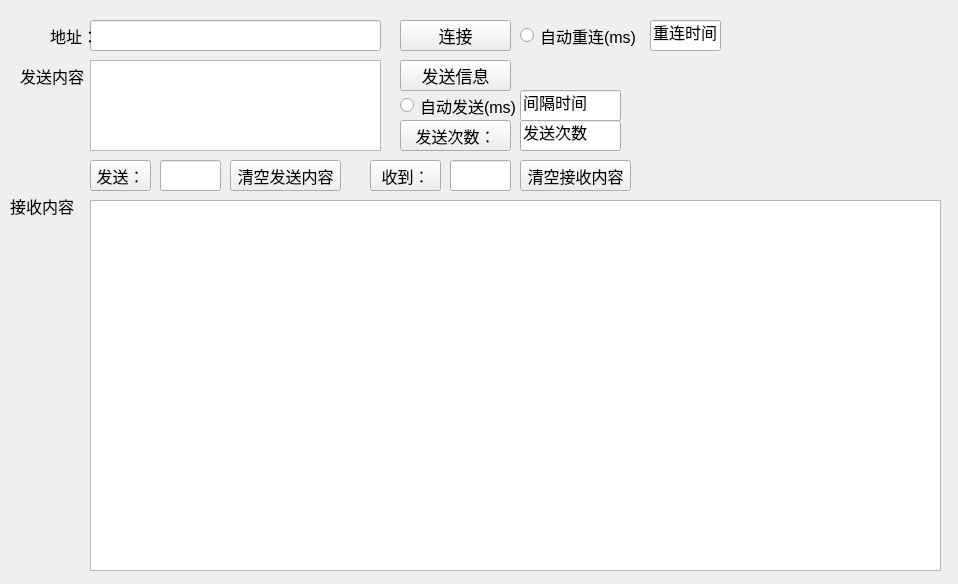
The window that webSocket-test.ui (Frand-Chen/pyqt5_study) describes before a commit, drawn with Qt 5.
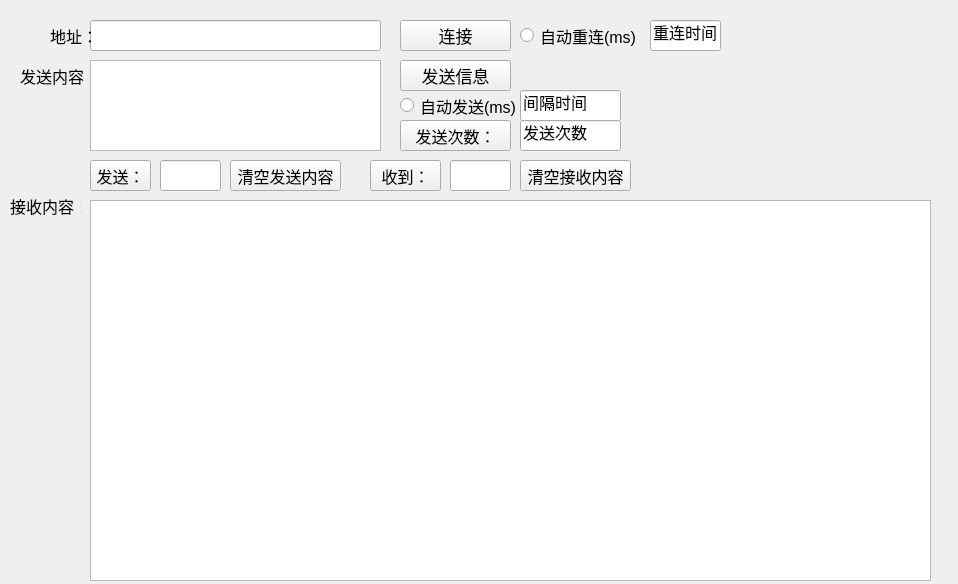
The same window after the commit.

Diff of the .ui file:
```diff
--- a/webSocket-test.ui
+++ b/webSocket-test.ui
@@ -117,16 +117,6 @@
     <bool>false</bool>
    </property>
   </widget>
-  <widget class="QTextEdit" name="textEdit">
-   <property name="geometry">
-    <rect>
-     <x>90</x>
-     <y>60</y>
-     <width>291</width>
-     <height>91</height>
-    </rect>
-   </property>
-  </widget>
   <widget class="QPushButton" name="pushButton_3">
    <property name="geometry">
     <rect>
@@ -353,20 +343,25 @@
     <string>发送次数：</string>
    </property>
   </widget>
-  <widget class="QTextEdit" name="textEdit_2">
+  <widget class="QPlainTextEdit" name="plainTextEdit">
+   <property name="geometry">
+    <rect>
+     <x>90</x>
+     <y>60</y>
+     <width>291</width>
+     <height>91</height>
+    </rect>
+   </property>
+  </widget>
+  <widget class="QTextEdit" name="textEdit">
    <property name="geometry">
     <rect>
      <x>90</x>
      <y>200</y>
-     <width>851</width>
-     <height>371</height>
+     <width>841</width>
+     <height>381</height>
     </rect>
    </property>
-   <property name="font">
-    <font>
-     <pointsize>12</pointsize>
-    </font>
-   </property>
   </widget>
  </widget>
  <resources/>
```
